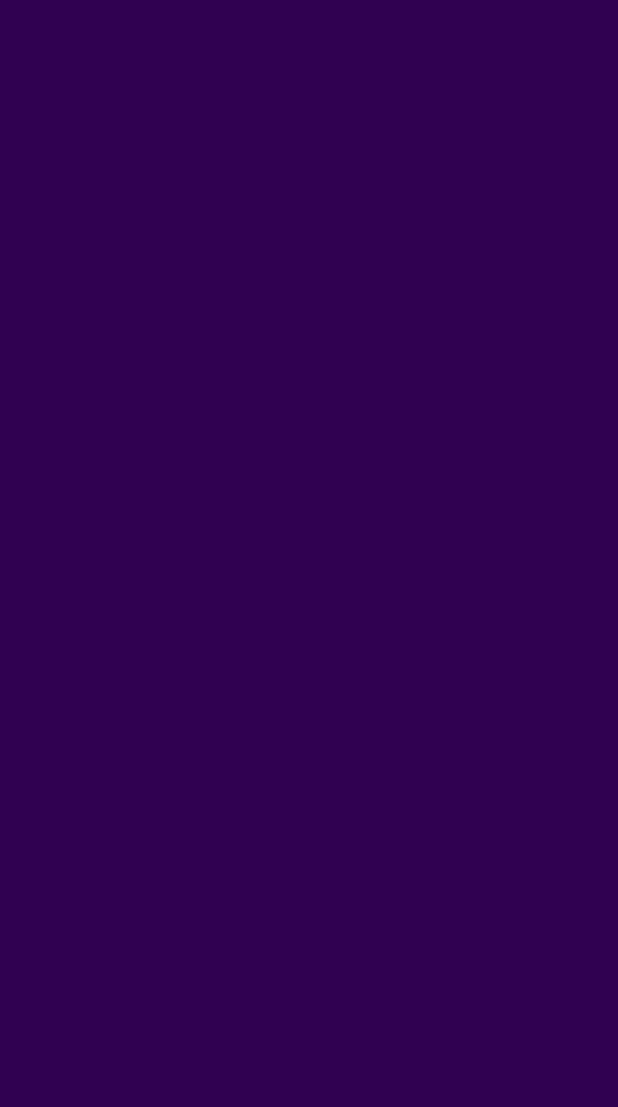
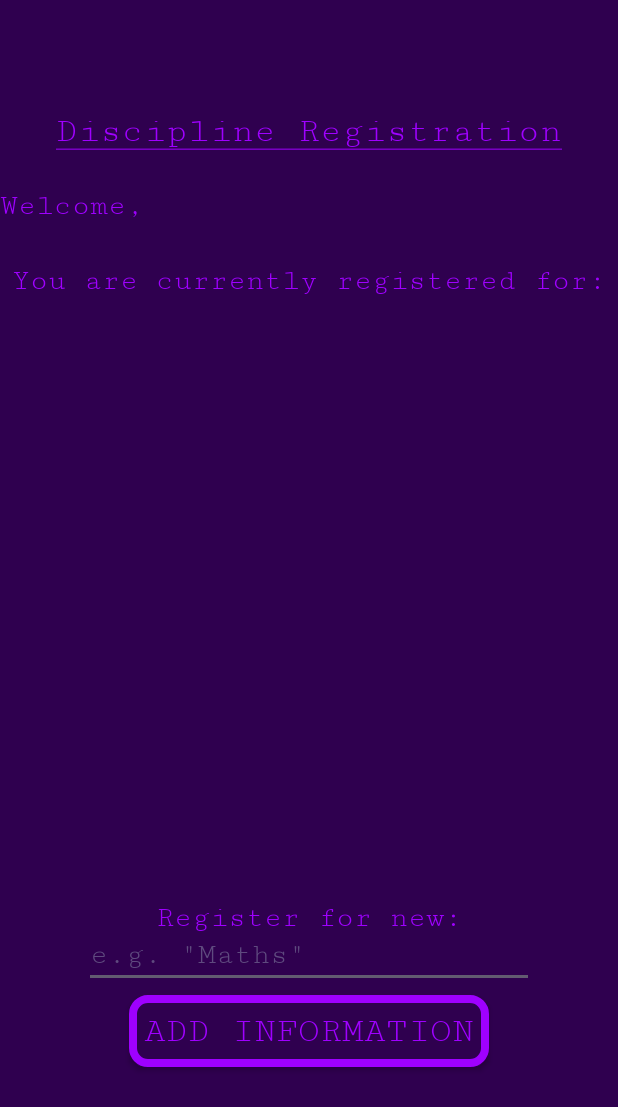
Before and after one commit to NonannouncedSpy/uni-androiddev-4, an Android app: the DisciplineRegisterActivity screen opened directly, with no data from a screen before it, on a phone screen of 412 x 824 dp. Before the commit the part shown is empty. Shown: the top 1107 px of the screen. Run offline under Robolectric (Android 15) with nearby library versions, the phone set to English and light mode, and no system bars.

Commit message:
Add layout to RegisterActivity

```diff
--- a/app/src/main/res/layout/activity_discipline_register.xml
+++ b/app/src/main/res/layout/activity_discipline_register.xml
@@ -2,9 +2,125 @@
 <androidx.constraintlayout.widget.ConstraintLayout xmlns:android="http://schemas.android.com/apk/res/android"
     xmlns:app="http://schemas.android.com/apk/res-auto"
     xmlns:tools="http://schemas.android.com/tools"
-    android:id="@+id/main"
+    android:id="@+id/a_reg"
     android:layout_width="match_parent"
     android:layout_height="match_parent"
     tools:context=".DisciplineRegisterActivity">
 
+    <TextView
+        android:id="@+id/reg_title"
+        android:layout_width="wrap_content"
+        android:layout_height="wrap_content"
+        android:text="@string/reg_title"
+        android:textSize="24sp"
+        android:layout_marginTop="-650dp"
+        app:layout_constraintBottom_toBottomOf="parent"
+        app:layout_constraintEnd_toEndOf="parent"
+        app:layout_constraintStart_toStartOf="parent"
+        app:layout_constraintTop_toTopOf="parent" />
+
+    <LinearLayout
+        android:id="@+id/reg_welcome"
+        android:layout_width="match_parent"
+        android:layout_height="wrap_content"
+        android:orientation="horizontal"
+        android:layout_marginTop="-550dp"
+        app:layout_constraintBottom_toBottomOf="parent"
+        app:layout_constraintEnd_toEndOf="parent"
+        app:layout_constraintStart_toStartOf="parent"
+        app:layout_constraintTop_toTopOf="parent" >
+
+        <TextView
+            android:id="@+id/reg_welcome_1"
+            android:layout_width="0dp"
+            android:layout_weight="1"
+            android:layout_height="wrap_content"
+            android:text="@string/reg_welcome"
+            android:textSize="20sp"
+            app:layout_constraintBottom_toBottomOf="parent"
+            app:layout_constraintEnd_toEndOf="parent"
+            app:layout_constraintStart_toStartOf="parent"
+            app:layout_constraintTop_toTopOf="parent" />
+        <TextView
+            android:id="@+id/reg_welcome_first"
+            android:layout_width="0dp"
+            android:layout_weight="1"
+            android:layout_height="wrap_content"
+            android:textSize="20sp"
+            app:layout_constraintBottom_toBottomOf="parent"
+            app:layout_constraintEnd_toEndOf="parent"
+            app:layout_constraintStart_toStartOf="parent"
+            app:layout_constraintTop_toTopOf="parent" />
+        <TextView
+            android:id="@+id/reg_welcome_last"
+            android:layout_width="0dp"
+            android:layout_weight="1"
+            android:layout_height="wrap_content"
+            android:textSize="20sp"
+            app:layout_constraintBottom_toBottomOf="parent"
+            app:layout_constraintEnd_toEndOf="parent"
+            app:layout_constraintStart_toStartOf="parent"
+            app:layout_constraintTop_toTopOf="parent" />
+
+    </LinearLayout>
+
+    <TextView
+        android:id="@+id/reg_listtitle"
+        android:layout_width="wrap_content"
+        android:layout_height="wrap_content"
+        android:text="@string/reg_disciplines"
+        android:textSize="20sp"
+        android:layout_marginTop="-450dp"
+        app:layout_constraintBottom_toBottomOf="parent"
+        app:layout_constraintEnd_toEndOf="parent"
+        app:layout_constraintStart_toStartOf="parent"
+        app:layout_constraintTop_toTopOf="parent" />
+    <TextView
+        android:id="@+id/reg_list"
+        android:layout_width="match_parent"
+        android:layout_height="200sp"
+        android:textSize="20sp"
+        android:layout_marginTop="-220dp"
+        android:scrollbarAlwaysDrawVerticalTrack="true"
+        android:fadeScrollbars="false"
+        app:layout_constraintBottom_toBottomOf="parent"
+        app:layout_constraintEnd_toEndOf="parent"
+        app:layout_constraintStart_toStartOf="parent"
+        app:layout_constraintTop_toTopOf="parent" />
+
+    <TextView
+        android:id="@+id/reg_prompt"
+        android:layout_width="wrap_content"
+        android:layout_height="wrap_content"
+        android:text="@string/reg_newdiscipline"
+        android:textSize="20sp"
+        android:layout_marginTop="400dp"
+        app:layout_constraintBottom_toBottomOf="parent"
+        app:layout_constraintEnd_toEndOf="parent"
+        app:layout_constraintStart_toStartOf="parent"
+        app:layout_constraintTop_toTopOf="parent" />
+    <EditText
+        android:id="@+id/reg_edit"
+        android:layout_width="300sp"
+        android:layout_height="wrap_content"
+        android:hint="@string/reg_hint"
+        android:textSize="20sp"
+        android:layout_marginTop="450dp"
+        app:layout_constraintBottom_toBottomOf="parent"
+        app:layout_constraintEnd_toEndOf="parent"
+        app:layout_constraintStart_toStartOf="parent"
+        app:layout_constraintTop_toTopOf="parent" />
+    <android.widget.Button
+        android:id="@+id/reg_button"
+        android:layout_width="wrap_content"
+        android:layout_height="wrap_content"
+        android:text="@string/reg_button"
+        android:textSize="24sp"
+        android:layout_marginTop="550dp"
+        android:background="@drawable/stylish_button"
+        app:layout_constraintBottom_toBottomOf="parent"
+        app:layout_constraintEnd_toEndOf="parent"
+        app:layout_constraintStart_toStartOf="parent"
+        app:layout_constraintTop_toTopOf="parent" />
+
 </androidx.constraintlayout.widget.ConstraintLayout>
--- a/app/src/main/res/values/strings.xml
+++ b/app/src/main/res/values/strings.xml
@@ -7,10 +7,16 @@
     <string name="main_title"><u>Larioware 4</u></string>
     <string name="main_title2">Educatible Edition</string>
     <string name="main_prompt">Enter your first and last name:</string>
-    <string name="main_hint"><i>e.g. "Lario Luisiario"</i></string>
+    <string name="main_hint"><i>e.g. \"Lario Luisiario\"</i></string>
     <string name="main_button">Log in</string>
 
     <!-- RegisterActivity -->
+    <string name="reg_title"><u>Discipline Registration</u></string>
+    <string name="reg_welcome">Welcome, </string>
+    <string name="reg_disciplines">You are currently registered for:</string>
+    <string name="reg_newdiscipline">Register for new:</string>
+    <string name="reg_hint">e.g. \"Maths\"</string>
+    <string name="reg_button">Add information</string>
 
     <!-- SpecificationsActivity -->
 
```
